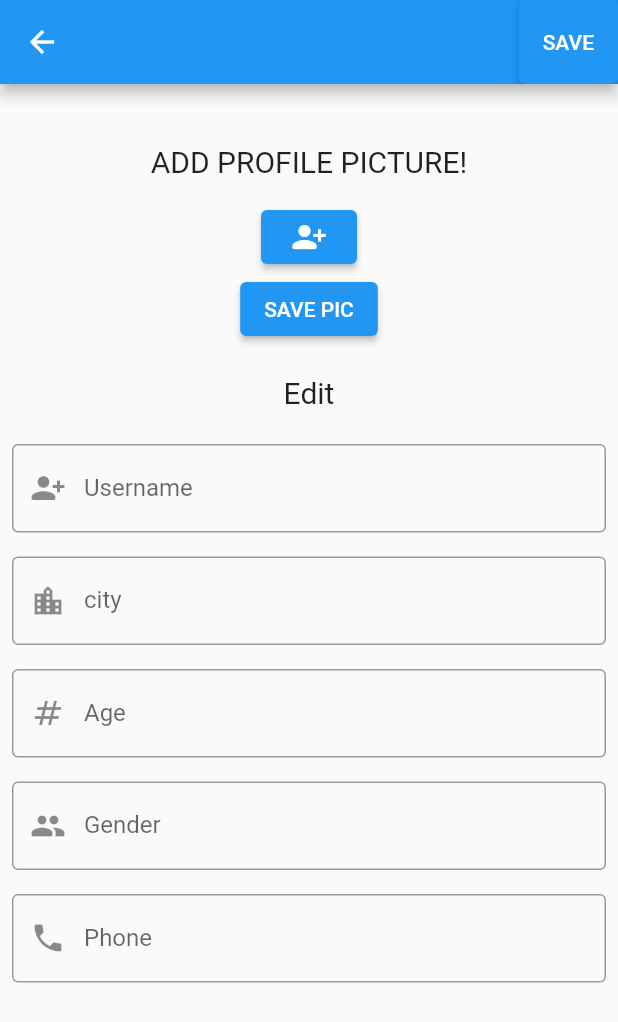
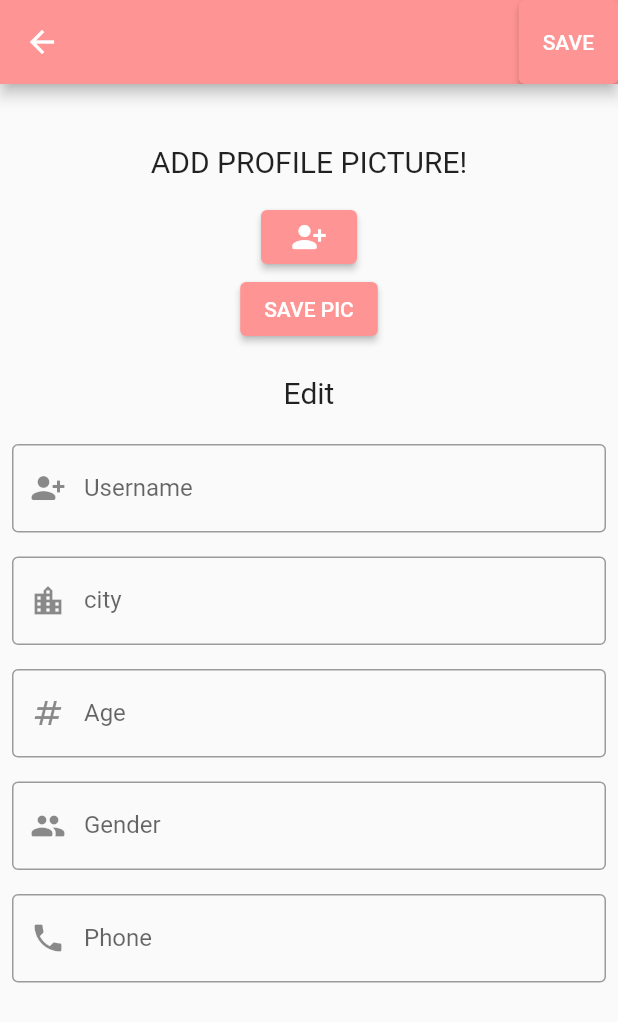
Before and after one commit to brisingr24/Serenity, a Flutter app: the EditProfile screen opened directly, on a phone screen of 412 x 824 dp. Shown: the top 1022 px of the screen. Run offline on Flutter 3.47's test engine with Material 2 defaults, Android fonts, the phone set to English and light mode, and no system bars; our stand-ins replace animated_bottom_navigation_bar, carousel_slider, cloud_firestore, date_time_picker, firebase_auth, firebase_core and 4 more; missing offline and left inert: circular_menu, flutter_phone_direct_caller, kommunicate_flutter; accounts and stored records are empty.

Commit message:
edit profile UI updates

```diff
--- a/lib/screens/editprofile.dart
+++ b/lib/screens/editprofile.dart
@@ -1,9 +1,10 @@
 // ignore_for_file: prefer_const_constructors
+
+import 'dart:io';
 
 import 'package:envision/sevices/user.dart';
 import 'package:flutter/cupertino.dart';
 import 'package:flutter/material.dart';
-import 'dart:io';
 import 'package:image_picker/image_picker.dart';
 
 class EditProfile extends StatefulWidget {
@@ -37,11 +38,14 @@ class _EditProfileState extends State<EditProfile> {
   Widget build(BuildContext context) {
     return Scaffold(
       appBar: AppBar(
+        backgroundColor: Color(0xFFFF9494),
         actions: [
           ElevatedButton(
+              style:
+                  ElevatedButton.styleFrom(backgroundColor: Color(0xFFFF9494)),
               onPressed: () async {
                 await _userService.updateProfile(
-                     name, city, age, gender, phone);
+                    name, city, age, gender, phone);
                 Navigator.pop(context);
                 setState(() {});
               },
@@ -63,6 +67,8 @@ class _EditProfileState extends State<EditProfile> {
                 height: 15,
               ),
               ElevatedButton(
+                  style: ElevatedButton.styleFrom(
+                      backgroundColor: Color(0xFFFF9494)),
                   onPressed: () => getImage(),
                   child: _profileImg == null
                       ? const Icon(Icons.person_add_alt_1_rounded)
@@ -71,9 +77,10 @@ class _EditProfileState extends State<EditProfile> {
                           height: 100,
                         )),
               ElevatedButton(
+                  style: ElevatedButton.styleFrom(
+                      backgroundColor: Color(0xFFFF9494)),
                   onPressed: () async {
-                    await _userService.updatePic(
-                        _profileImg!);
+                    await _userService.updatePic(_profileImg!);
                   },
                   child: Text("SAVE PIC")),
               SizedBox(
@@ -90,7 +97,8 @@ class _EditProfileState extends State<EditProfile> {
                 padding: const EdgeInsets.all(8.0),
                 child: TextFormField(
                   decoration: InputDecoration(
-                    border: OutlineInputBorder(),
+                    border: OutlineInputBorder(
+                        borderSide: BorderSide(color: Color(0xFFFFD1D1))),
                     hintText: "Enter User Name",
                     labelText: "Username",
                     prefixIcon: Icon(Icons.person_add_alt_1_rounded),
@@ -105,11 +113,15 @@ class _EditProfileState extends State<EditProfile> {
                 padding: const EdgeInsets.all(8.0),
                 child: TextFormField(
                   decoration: InputDecoration(
-                    border: OutlineInputBorder(),
-                    hintText: "Enter City",
-                    labelText: "city",
-                    prefixIcon: Icon(Icons.location_city),
-                  ),
+                      border: OutlineInputBorder(
+                          borderSide: BorderSide(color: Color(0xFFFFD1D1))),
+                      hintText: "Enter City",
+                      labelText: "city",
+                      prefixIcon: Icon(
+                        Icons.location_city,
+                      ),
+                      focusedBorder: OutlineInputBorder(
+                          borderSide: BorderSide(color: Color(0xFFFF9494)))),
                   onChanged: (val) => setState(() {
                     city = val;
                   }),
@@ -153,7 +165,9 @@ class _EditProfileState extends State<EditProfile> {
                     border: OutlineInputBorder(),
                     hintText: "Enter Phone No.",
                     labelText: "Phone",
-                    prefixIcon: Icon(Icons.phone),
+                    prefixIcon: Icon(
+                      Icons.phone,
+                    ),
                   ),
                   onChanged: (val) => setState(() {
                     phone = val;
```
Also changed, not shown: 1 other file.
